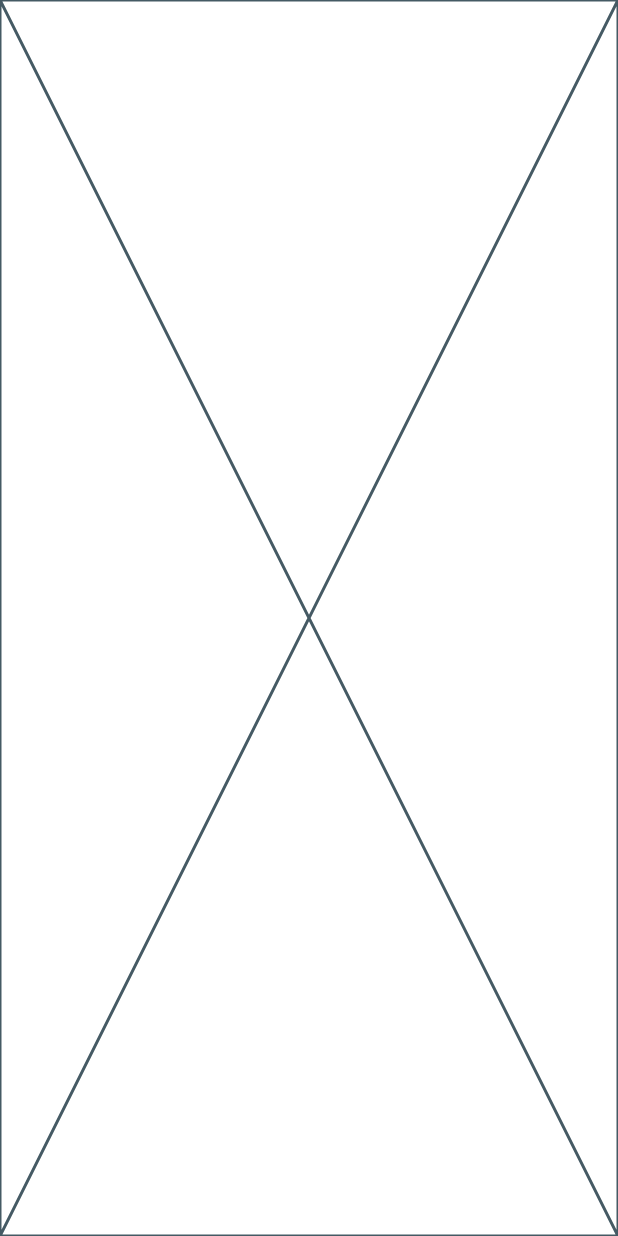
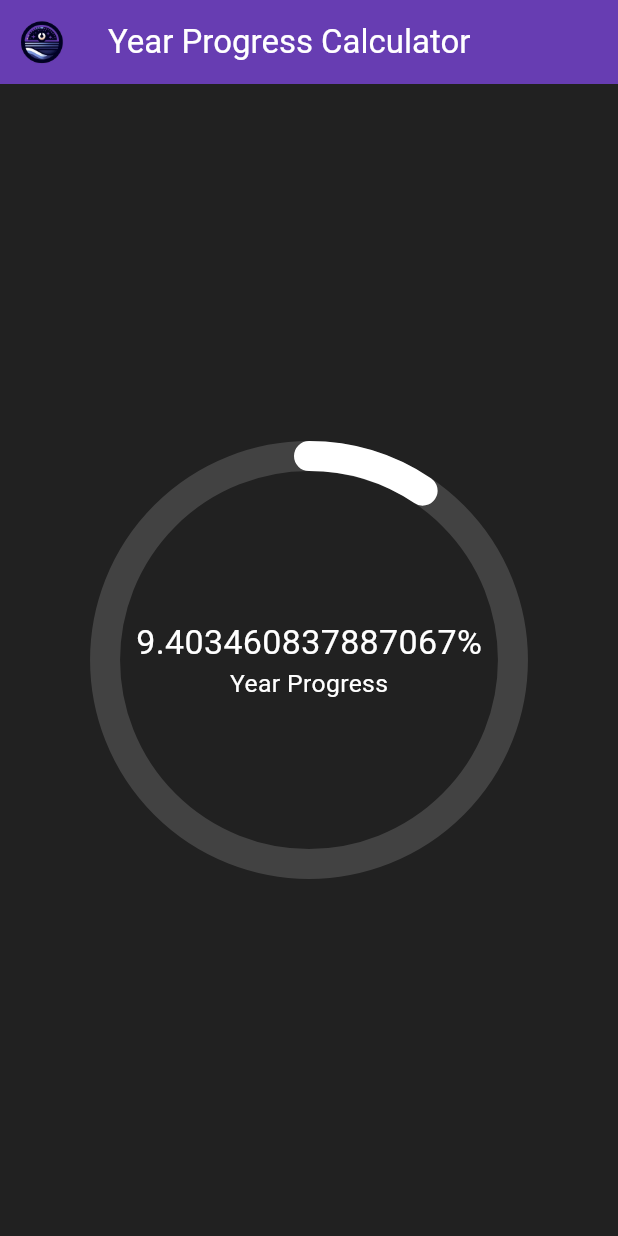
Before and after one commit to JAYDARANIYA/year_progress_calculator, a Flutter app: the screen it shows after launch, on a phone screen of 412 x 824 dp. Run offline on Flutter 3.47's test engine with Material 3 defaults, Android fonts, the phone set to English and light mode, and no system bars.

Commit message:
Feat: Year progress add

```diff
--- a/lib/main.dart
+++ b/lib/main.dart
@@ -1,4 +1,8 @@
+import 'dart:async';
+import 'dart:math';
+
 import 'package:flutter/material.dart';
+import 'package:flutter/services.dart';
 
 void main() {
   runApp(const MyApp());
@@ -11,6 +15,7 @@ class MyApp extends StatelessWidget {
   Widget build(BuildContext context) {
     return MaterialApp(
       title: 'YearProgressCalculator',
+      debugShowCheckedModeBanner: false,
       theme: ThemeData(
         colorScheme: ColorScheme.fromSeed(seedColor: Colors.deepPurple),
         useMaterial3: true,
@@ -27,9 +32,158 @@ class HomePage extends StatefulWidget {
   State<HomePage> createState() => _HomePageState();
 }
 
-class _HomePageState extends State<HomePage> {
+class _HomePageState extends State<HomePage>
+    with SingleTickerProviderStateMixin {
+  late double percentage;
+
+  @override
+  void initState() {
+    super.initState();
+
+    percentage = calculateYearPassedPercentage();
+    setTitle('$percentage% Year Progress');
+
+    WidgetsBinding.instance.addPostFrameCallback((timeStamp) {
+      Timer.periodic(const Duration(hours: 1), (timer) {
+        var newP = calculateYearPassedPercentage();
+
+        if (newP != percentage) {
+          setState(() {
+            percentage = newP;
+            setTitle('$percentage% Year Progress');
+          });
+        }
+      });
+    });
+  }
+
+  setTitle(String title) {
+    SystemChrome.setApplicationSwitcherDescription(
+      ApplicationSwitcherDescription(
+        label: title, // '$percentage% Year Progress',
+        primaryColor: 0xffaaaaaa, // This line is required
+      ),
+    );
+  }
+
+  double calculateYearPassedPercentage() {
+    DateTime now = DateTime.now();
+
+    DateTime firstDayOfYear = DateTime(now.year, 1, 1);
+    DateTime firstDayOfNextYear = DateTime(now.year + 1, 1, 1);
+
+    int totalSecondsInYear =
+        firstDayOfNextYear.difference(firstDayOfYear).inHours;
+    int secondsPassedInYear = now.difference(firstDayOfYear).inHours;
+
+    return (secondsPassedInYear / totalSecondsInYear) * 100;
+  }
+
   @override
   Widget build(BuildContext context) {
-    return const Placeholder();
+    var width = MediaQuery.of(context).size.width;
+    var height = MediaQuery.of(context).size.height;
+
+    var minSize = min(width, height);
+
+    return Scaffold(
+      backgroundColor: Colors.grey[900],
+      appBar: AppBar(
+        leading: Image.asset(
+          'assets/logo.png',
+          width: 30,
+          height: 30,
+        ),
+        title: const Text(
+          'Year Progress Calculator',
+          style: TextStyle(
+            color: Colors.white,
+          ),
+        ),
+        elevation: 10.0,
+        backgroundColor: Colors.deepPurple,
+      ),
+      body: Container(
+          width: width,
+          height: height,
+          alignment: Alignment.center,
+          child: CustomPaint(
+            painter: LoaderPaint(
+              percentage: percentage / 100,
+            ),
+            child: Container(
+              width: minSize * 0.66,
+              height: minSize * 0.66,
+              alignment: Alignment.center,
+              padding: const EdgeInsets.all(10),
+              child: Column(
+                mainAxisAlignment: MainAxisAlignment.center,
+                children: [
+                  Text(
+                    '$percentage%',
+                    style: TextStyle(
+                      color: Colors.white,
+                      fontSize: minSize * 0.055,
+                    ),
+                  ),
+                  Text(
+                    'Year Progress',
+                    style: TextStyle(
+                      color: Colors.white,
+                      fontSize: minSize * 0.04,
+                    ),
+                  ),
+                ],
+              ),
+            ),
+          )),
+    );
   }
 }
+
+class LoaderPaint extends CustomPainter {
+  final double percentage;
+  const LoaderPaint({
+    required this.percentage,
+  });
+
+  deg2Rand(double deg) => deg * pi / 180;
+
+  @override
+  void paint(Canvas canvas, Size size) {
+    final radius = size.width / 2;
+    final sweepAngle = deg2Rand(360 * percentage);
+
+    final midOffset = Offset(radius, radius);
+
+    final paint = Paint()
+      ..strokeCap = StrokeCap.round
+      ..color = Colors.white
+      ..style = PaintingStyle.stroke
+      ..strokeWidth = 20;
+
+    // draw background arc
+    canvas.drawArc(
+      Rect.fromCenter(
+          center: midOffset, width: size.width, height: size.height),
+      deg2Rand(-90),
+      deg2Rand(360),
+      false,
+      paint..color = Colors.grey[800]!,
+    );
+
+    canvas.drawArc(
+      Rect.fromCenter(
+          center: midOffset, width: size.width, height: size.height),
+      deg2Rand(-90),
+      sweepAngle,
+      false,
+      paint..color = Colors.white,
+    );
+  }
+
+  @override
+  bool shouldRepaint(covariant CustomPainter oldDelegate) {
+    return true;
+  }
+}
```
Also changed, not shown: pubspec.yaml (+4 -6 lines), assets/logo.png (added), 9 other files.
